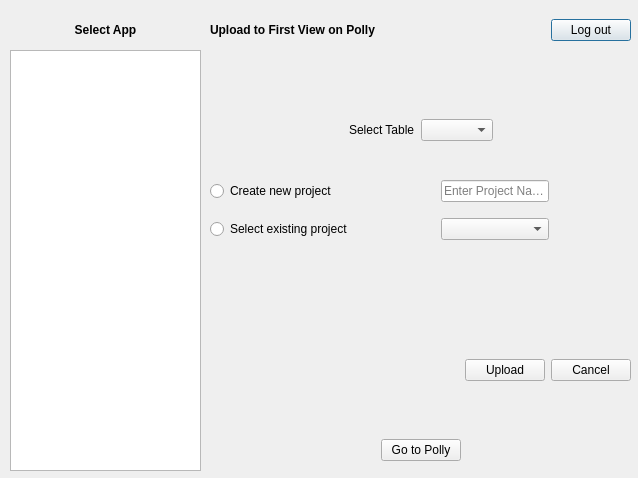
Above: src/gui/mzroll/forms/pollyelmaveninterface.ui from ElucidataInc/ElMaven before the change. Below: the same form after it.
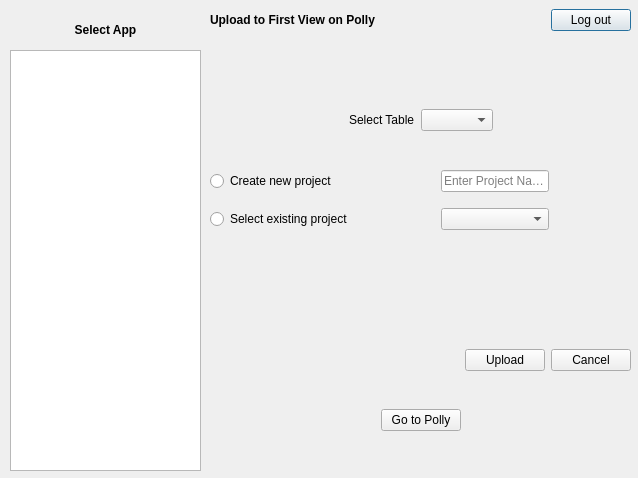
That is the form after the change.

Commit message: [Ftr] Connect polly functions to flux UI elements

```diff
--- a/src/gui/mzroll/forms/pollyelmaveninterface.ui
+++ b/src/gui/mzroll/forms/pollyelmaveninterface.ui
@@ -17,7 +17,7 @@
    <property name="geometry">
     <rect>
      <x>210</x>
-     <y>10</y>
+     <y>0</y>
      <width>421</width>
      <height>461</height>
     </rect>
@@ -307,7 +307,7 @@
      <property name="geometry">
       <rect>
        <x>0</x>
-       <y>420</y>
+       <y>400</y>
        <width>421</width>
        <height>41</height>
       </rect>
```
Left out of the diff: 6 changed lines with no effect on the pictures. The commit also changes 1 other file.
